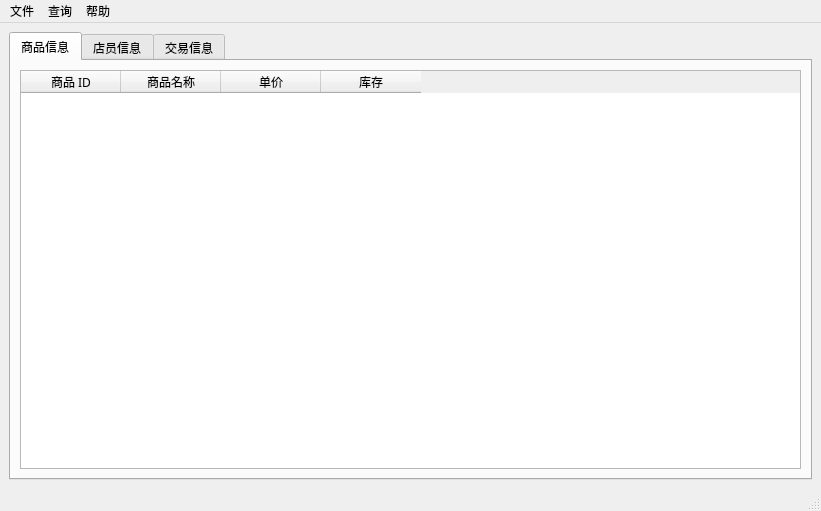
smdsbz/database-experiment, file design/client/ui/admin-window.ui: the form before one commit.
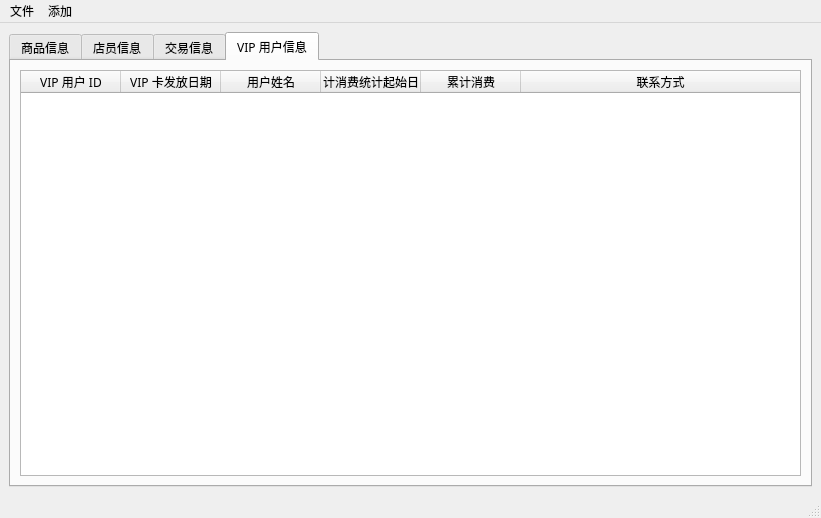
The form after the commit. The open tabs and pages were chosen to show the change.

```diff
--- a/design/client/ui/admin-window.ui
+++ b/design/client/ui/admin-window.ui
@@ -7,7 +7,7 @@
     <x>0</x>
     <y>0</y>
     <width>821</width>
-    <height>511</height>
+    <height>518</height>
    </rect>
   </property>
   <property name="font">
@@ -382,6 +382,98 @@
         </item>
        </layout>
       </widget>
+      <widget class="QWidget" name="tab">
+       <attribute name="title">
+        <string>VIP 用户信息</string>
+       </attribute>
+       <layout class="QGridLayout" name="gridLayout_5">
+        <item row="0" column="0">
+         <widget class="QTreeWidget" name="vip_tree">
+          <property name="editTriggers">
+           <set>QAbstractItemView::NoEditTriggers</set>
+          </property>
+          <column>
+           <property name="text">
+            <string>VIP 用户 ID</string>
+           </property>
+           <property name="font">
+            <font>
+             <family>宋体</family>
+            </font>
+           </property>
+           <property name="textAlignment">
+            <set>AlignCenter</set>
+           </property>
+          </column>
+          <column>
+           <property name="text">
+            <string>VIP 卡发放日期</string>
+           </property>
+           <property name="font">
+            <font>
+             <family>宋体</family>
+            </font>
+           </property>
+           <property name="textAlignment">
+            <set>AlignCenter</set>
+           </property>
+          </column>
+          <column>
+           <property name="text">
+            <string>用户姓名</string>
+           </property>
+           <property name="font">
+            <font>
+             <family>宋体</family>
+            </font>
+           </property>
+           <property name="textAlignment">
+            <set>AlignCenter</set>
+           </property>
+          </column>
+          <column>
+           <property name="text">
+            <string>累计消费统计起始日期</string>
+           </property>
+           <property name="font">
+            <font>
+             <family>宋体</family>
+            </font>
+           </property>
+           <property name="textAlignment">
+            <set>AlignCenter</set>
+           </property>
+          </column>
+          <column>
+           <property name="text">
+            <string>累计消费</string>
+           </property>
+           <property name="font">
+            <font>
+             <family>宋体</family>
+            </font>
+           </property>
+           <property name="textAlignment">
+            <set>AlignCenter</set>
+           </property>
+          </column>
+          <column>
+           <property name="text">
+            <string>联系方式</string>
+           </property>
+           <property name="font">
+            <font>
+             <family>宋体</family>
+            </font>
+           </property>
+           <property name="textAlignment">
+            <set>AlignCenter</set>
+           </property>
+          </column>
+         </widget>
+        </item>
+       </layout>
+      </widget>
      </widget>
     </item>
    </layout>
@@ -428,25 +520,20 @@
     <addaction name="separator"/>
     <addaction name="exit_action"/>
    </widget>
-   <widget class="QMenu" name="help_menu">
+   <widget class="QMenu" name="insert_menu">
     <property name="font">
      <font>
       <family>宋体</family>
      </font>
     </property>
     <property name="title">
-     <string>帮助</string>
+     <string>添加</string>
     </property>
-    <addaction name="about_action"/>
-   </widget>
-   <widget class="QMenu" name="query_menu">
-    <property name="title">
-     <string>查询</string>
-    </property>
+    <addaction name="insert_merch_action"/>
+    <addaction name="insert_employee_action"/>
    </widget>
    <addaction name="file_menu"/>
-   <addaction name="query_menu"/>
-   <addaction name="help_menu"/>
+   <addaction name="insert_menu"/>
   </widget>
   <widget class="QStatusBar" name="statusbar">
    <property name="font">
```
Left out of the diff: 31 changed lines with no effect on the pictures.
